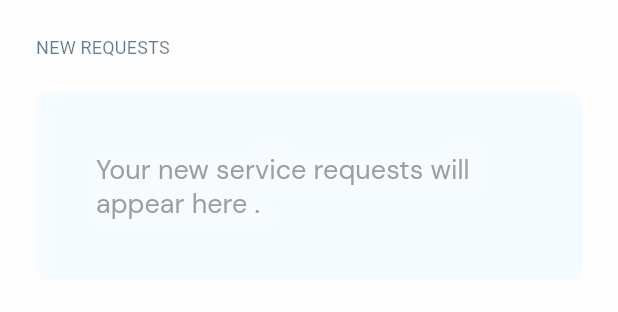
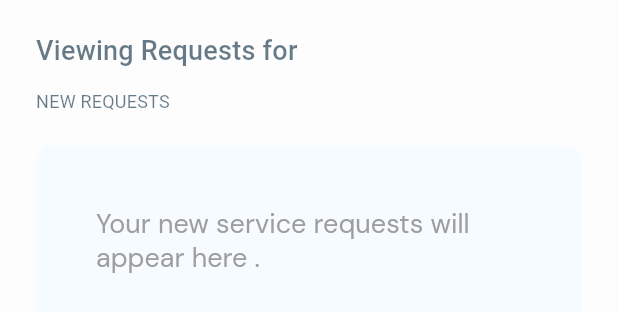
Before and after one commit to podii-community/e-poultry, a Flutter app: the DashboardPage widget shown alone on an empty page, opened directly, on a phone screen of 412 x 824 dp. Shown: the top 312 px of the screen. Run offline on Flutter 3.47's test engine with Material 2 defaults, Android fonts, the phone set to English and light mode, and no system bars; our stand-ins replace dropdown_search, flutter_form_builder, flutter_svg, fluttertoast, form_builder_validators, geolocator and 8 more; missing offline and left inert: string_extensions; accounts and stored records are empty; network calls fail.

Commit message:
Changes as per E-extension Review  - Registration as a VET provides no error message but an endless grey screen  - ePoultry official phone number is +254742088393. Add it on the call back option  - Add text on the Farm Visits page to tell the officer that they're viewing requests from their county only

```diff
--- a/lib/controllers/user_controller.dart
+++ b/lib/controllers/user_controller.dart
@@ -6,6 +6,7 @@ class UserController extends GetxController {
   final userRole = "".obs;
   final userId = "".obs;
   final vetNumber = "".obs;
+  final loc = "".obs;
 
   updateName(name) {
     userName(name);
@@ -26,4 +27,8 @@ class UserController extends GetxController {
   updateId(id) {
     userId(id);
   }
+
+  updateLoc(location) {
+    loc(location);
+  }
 }
--- a/lib/pages/auth/login.dart
+++ b/lib/pages/auth/login.dart
@@ -1,4 +1,3 @@
-import 'package:epoultry/pages/auth/registration.dart';
 import 'package:epoultry/graphql/query_document_provider.dart';
 import 'package:epoultry/widgets/gradient_widget.dart';
 import 'package:flutter/gestures.dart';
@@ -11,6 +10,7 @@ import '../../data/models/error.dart';
 import '../../theme/colors.dart';
 import '../../theme/spacing.dart';
 import '../../widgets/loading_spinner.dart';
+import '../onboarding/extension_option.dart';
 import 'otp_page.dart';
 
 class LoginPage extends StatefulWidget {
@@ -163,7 +163,7 @@ class _LoginPageState extends State<LoginPage> {
                             decoration: TextDecoration.underline),
                         recognizer: TapGestureRecognizer()
                           ..onTap = () {
-                            Get.to(() => const RegistrationPage());
+                            Get.to(() => const ChooseExtension());
                           })
                   ]),
             )
--- a/lib/pages/extensions/dashboard_page.dart
+++ b/lib/pages/extensions/dashboard_page.dart
@@ -35,6 +35,20 @@ class _DashboardPageState extends State<DashboardPage> {
         child: Column(
           crossAxisAlignment: CrossAxisAlignment.start,
           children: [
+            const SizedBox(
+              height: 18,
+            ),
+            Text(
+              'Viewing Requests for ${userController.loc.value}',
+              textAlign: TextAlign.left,
+              style: const TextStyle(
+                  color: Color.fromRGBO(1, 33, 56, 0.6000000238418579),
+                  fontFamily: 'Roboto',
+                  fontSize: 18,
+                  letterSpacing: 0.15000000596046448,
+                  fontWeight: FontWeight.w500,
+                  height: 1),
+            ),
             const SizedBox(
               height: 18,
             ),
--- a/lib/pages/extensions/extension_officer_profile.dart
+++ b/lib/pages/extensions/extension_officer_profile.dart
@@ -310,6 +310,7 @@ class _ExtensionOfficerProfileState extends State<ExtensionOfficerProfile> {
     ///
 
     if (data["updateExtensionOfficer"]["id"].toString().isNotEmpty) {
+      userController.updateLoc(location.text);
       Get.to(
         () => const SuccessWidget(
           message: 'You have successfully updated your profile',
--- a/lib/pages/extensions/requests_page.dart
+++ b/lib/pages/extensions/requests_page.dart
@@ -217,7 +217,7 @@ class _RequestsPageState extends State<RequestsPage> {
                       Expanded(
                         child: TextButton.icon(
                           onPressed: () {
-                            launch('tel:+0700 111 111');
+                            launch('tel:+254742088393');
 
                             setState(() {
                               testid = id;
--- a/lib/pages/farm/e-extension/medical-help/select_option.dart
+++ b/lib/pages/farm/e-extension/medical-help/select_option.dart
@@ -57,7 +57,7 @@ class SelectOption extends StatelessWidget {
                       leading: Icon(PhosphorIcons.phoneCall),
                       title: Text("Call us on 0700 111 111"),
                       onTap: () {
-                        launch('tel:+0700 111 111');
+                        launch('tel:+254742088393');
                       },
                     ),
                     Divider(),
--- a/lib/pages/veterinary/requests_page.dart
+++ b/lib/pages/veterinary/requests_page.dart
@@ -214,7 +214,7 @@ class _RequestsPageState extends State<RequestsPage> {
                       Expanded(
                         child: TextButton.icon(
                           onPressed: () {
-                            launch('tel:+0700 111 111');
+                            launch('tel:+254742088393');
 
                             setState(() {
                               testid = id;
--- a/lib/pages/veterinary/vet_profile.dart
+++ b/lib/pages/veterinary/vet_profile.dart
@@ -335,6 +335,7 @@ class _VetProfileState extends State<VetProfile> {
     ///
 
     if (data["updateVetOfficer"]["id"].toString().isNotEmpty) {
+      userController.updateLoc(location.text);
       Get.to(
         () => const SuccessWidget(
           message: 'You have successfully updated your profile',
```
Also changed, not shown: lib/pages/extensions/farm_visits.dart (+15 -1 lines), lib/pages/veterinary/dashboard_page.dart (+14 -0 lines), lib/pages/veterinary/farm_visits.dart (+15 -1 lines).
